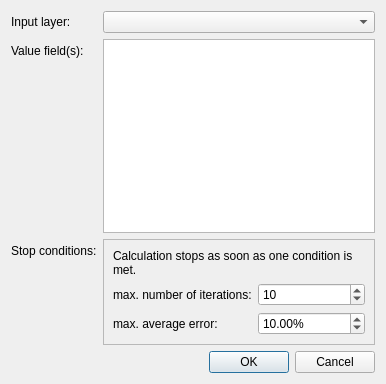
This is cartogram_dialog.ui in austromorph/cartogram3 as Qt 5 draws it before an edit. The edited form follows.
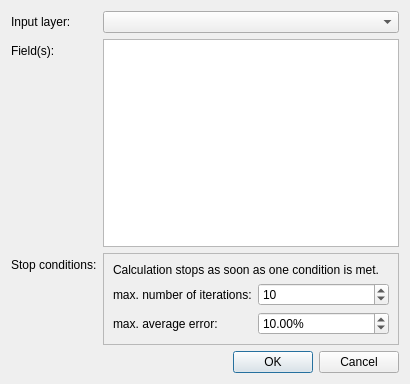
This is the edited form. Custom widgets are drawn as their Qt base class.

The edit to the form file:
```diff
--- a/cartogram_dialog.ui
+++ b/cartogram_dialog.ui
@@ -6,7 +6,7 @@
    <rect>
     <x>0</x>
     <y>0</y>
-    <width>386</width>
+    <width>410</width>
     <height>384</height>
    </rect>
   </property>
@@ -24,7 +24,7 @@
    <item row="1" column="0">
     <widget class="QLabel" name="fieldListViewLabel">
      <property name="text">
-      <string>Value field(s):</string>
+      <string>Field(s):</string>
      </property>
     </widget>
    </item>
@@ -60,6 +60,9 @@
       </item>
       <item row="1" column="1">
        <widget class="QSpinBox" name="iterationsSpinBox">
+        <property name="maximum">
+         <number>9999</number>
+        </property>
         <property name="value">
          <number>10</number>
         </property>
```
